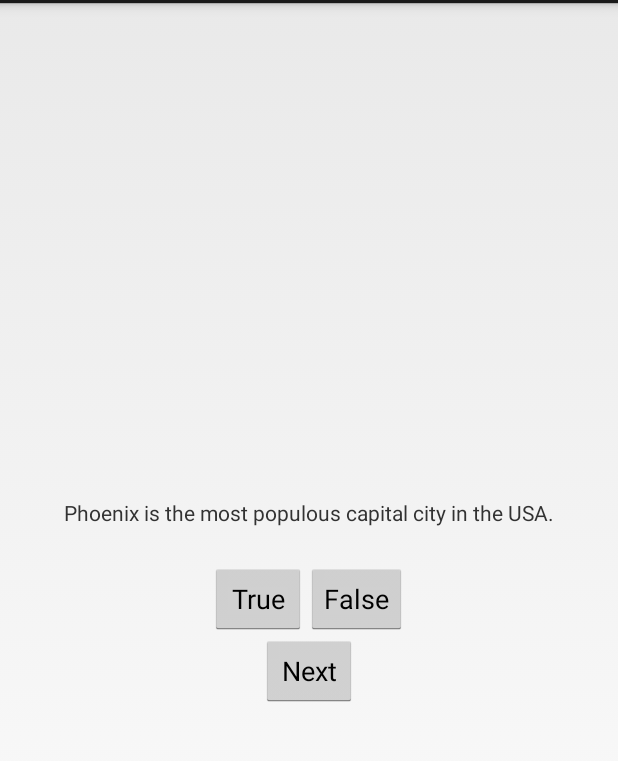
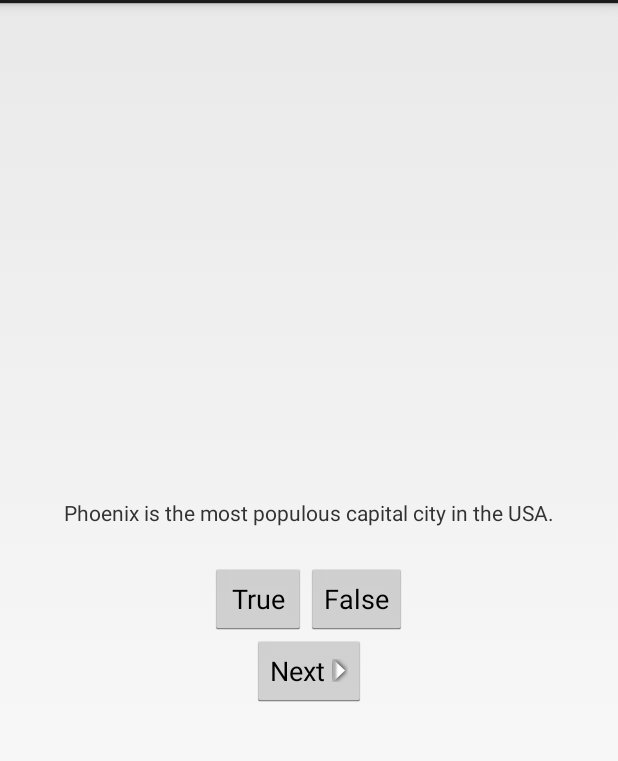
Before and after one commit to kyleofori/GeoQuiz, an Android app: the screen it shows after launch (QuizActivity), on a phone screen of 412 x 824 dp, the part 69-830 px from its top. Run offline under Robolectric (Android 15) with nearby library versions, the phone set to English and light mode, and no system bars.

Commit message:
Getting the arrows, also adding a Listener to the TextView

```diff
--- a/app/src/main/java/com/detroitlabs/kyleofori/geoquiz/QuizActivity.java
+++ b/app/src/main/java/com/detroitlabs/kyleofori/geoquiz/QuizActivity.java
@@ -51,6 +51,13 @@ public class QuizActivity extends Activity {
         setContentView(R.layout.activity_quiz);
 
         mQuestionTextView = (TextView)findViewById(R.id.question_text_view);
+        mQuestionTextView.setOnClickListener(new View.OnClickListener() {
+            @Override
+            public void onClick(View view) {
+                mCurrentIndex = (mCurrentIndex + 1) % mQuestionBank.length;
+                updateQuestion();
+            }
+        });
 
         mTrueButton = (Button)findViewById(R.id.true_button);
         mTrueButton.setOnClickListener(new View.OnClickListener() {
--- a/app/src/main/res/layout/activity_quiz.xml
+++ b/app/src/main/res/layout/activity_quiz.xml
@@ -34,5 +34,8 @@
         android:id="@+id/next_button"
         android:layout_width="wrap_content"
         android:layout_height="wrap_content"
-        android:text="@string/next_button" />
+        android:text="@string/next_button"
+        android:drawableRight="@drawable/arrow_right"
+        android:drawablePadding="4dp"/>
+
 </LinearLayout>
```
Also changed, not shown: app/src/main/res/drawable-hdpi/arrow_left.png (added), app/src/main/res/drawable-hdpi/arrow_right.png (added), app/src/main/res/drawable-mdpi/arrow_left.png (added), app/src/main/res/drawable-mdpi/arrow_right.png (added), app/src/main/res/drawable-xhdpi/arrow_left.png (added), app/src/main/res/drawable-xhdpi/arrow_right.png (added).
